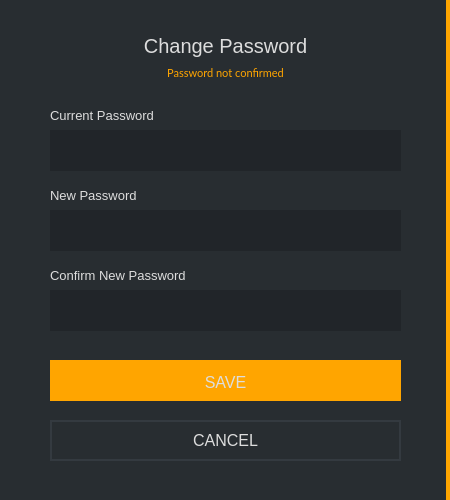
Above: src/gui/ui/changepassworddialog.ui from ConcealNetwork/conceal-desktop before the change. Below: the same form after it.
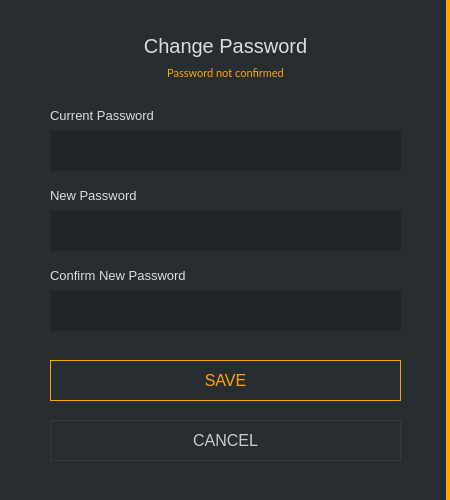
That is the form after the change.

What changed in the file:
```diff
--- a/src/gui/ui/changepassworddialog.ui
+++ b/src/gui/ui/changepassworddialog.ui
@@ -287,9 +287,9 @@
        </font>
       </property>
       <property name="styleSheet">
-       <string notr="true">color: #ddd; background-color: orange; border-top: 3px solid orange;
-border-right: 0px;
-font-size: 16px;</string>
+       <string notr="true">QPushButton#m_okButton {color: orange; background-color: #1; border: 1px solid orange; font-size: 16px;}
+
+QPushButton#m_okButton:hover {color: orange; background-color: #1; border: 2px solid orange; font-size: 16px;}</string>
       </property>
       <property name="text">
        <string>SAVE</string>
@@ -319,7 +319,9 @@
        </font>
       </property>
       <property name="styleSheet">
-       <string notr="true">color: #ddd; border: 2px solid #343a40; font-size: 16px; background-color: #21259;</string>
+       <string notr="true">QPushButton#m_cancelButton {color: #ccc; border: 1px solid #343a40; font-size: 16px; background-color: #21259;}
+
+QPushButton#m_cancelButton:hover {color: #ddd; border: 2px solid #444; font-size: 16px; background-color: #21259;}</string>
       </property>
       <property name="text">
        <string>CANCEL</string>
```
